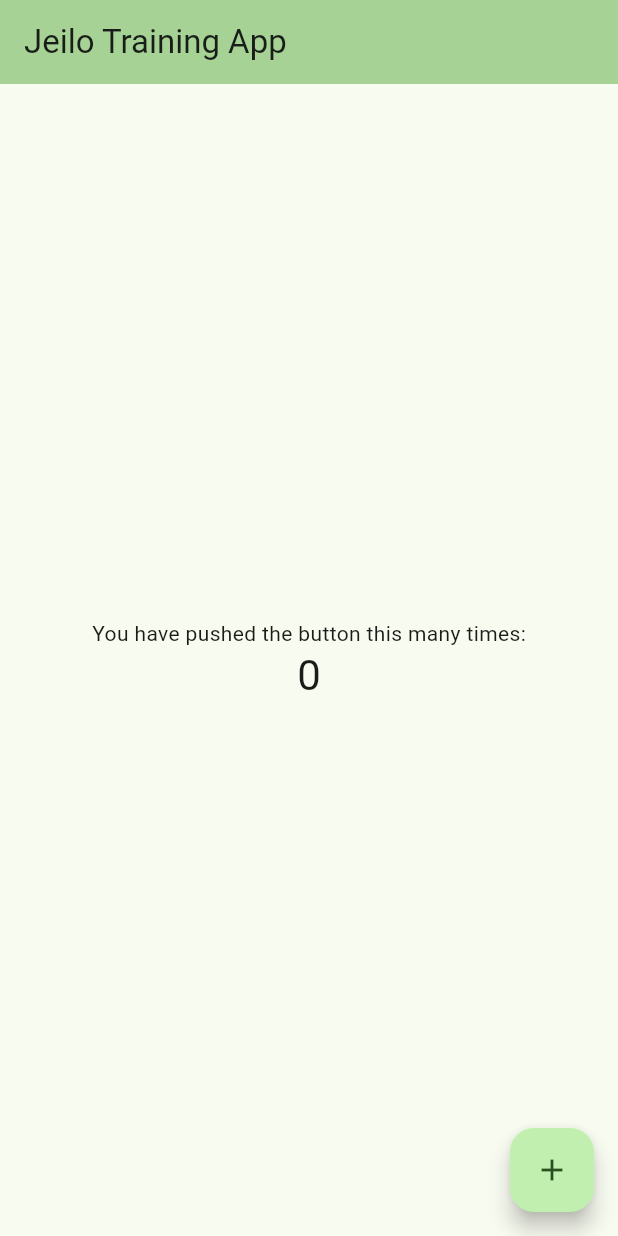
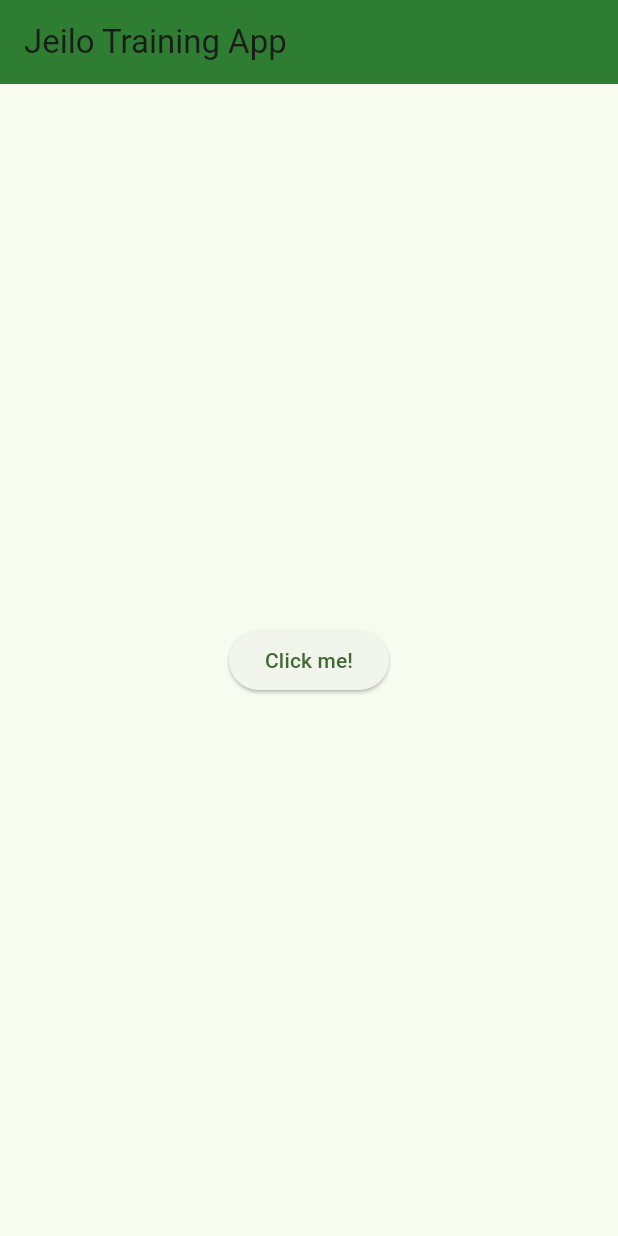
Before and after one commit to adedayo924/Flutter-App-Development-Training, a Flutter app: the screen it shows after launch, on a phone screen of 412 x 824 dp. Run offline on Flutter 3.47's test engine with Material 3 defaults, Android fonts, the phone set to English and light mode, and no system bars.

Commit message:
Introducing Scaffold, Appbar, Text, BackgroundColor and ElevatedButton

```diff
--- a/Beginner_Projects/hope_test_1/lib/main.dart
+++ b/Beginner_Projects/hope_test_1/lib/main.dart
@@ -19,95 +19,29 @@ class MyApp extends StatelessWidget {
         ),
         useMaterial3: true,
       ),
-      home: const MyHomePage(title: 'Jeilo Training App'),
+      home: const MyHomePage(),
     );
   }
 }
 
-class MyHomePage extends StatefulWidget {
-  const MyHomePage({super.key, required this.title});
-
-  // This widget is the home page of your application. It is stateful, meaning
-  // that it has a State object (defined below) that contains fields that affect
-  // how it looks.
-
-  // This class is the configuration for the state. It holds the values (in this
-  // case the title) provided by the parent (in this case the App widget) and
-  // used by the build method of the State. Fields in a Widget subclass are
-  // always marked "final".
-
-  final String title;
-
-  @override
-  State<MyHomePage> createState() => _MyHomePageState();
-}
-
-class _MyHomePageState extends State<MyHomePage> {
-  int _counter = 0;
-
-  void _incrementCounter() {
-    setState(() {
-      // This call to setState tells the Flutter framework that something has
-      // changed in this State, which causes it to rerun the build method below
-      // so that the display can reflect the updated values. If we changed
-      // _counter without calling setState(), then the build method would not be
-      // called again, and so nothing would appear to happen.
-      _counter++;
-    });
-  }
+class MyHomePage extends StatelessWidget {
+  const MyHomePage({super.key});
 
   @override
   Widget build(BuildContext context) {
-    // This method is rerun every time setState is called, for instance as done
-    // by the _incrementCounter method above.
-    //
-    // The Flutter framework has been optimized to make rerunning build methods
-    // fast, so that you can just rebuild anything that needs updating rather
-    // than having to individually change instances of widgets.
     return Scaffold(
       appBar: AppBar(
-        // TRY THIS: Try changing the color here to a specific color (to
-        // Colors.amber, perhaps?) and trigger a hot reload to see the AppBar
-        // change color while the other colors stay the same.
-        backgroundColor: Theme.of(context).colorScheme.inversePrimary,
-        // Here we take the value from the MyHomePage object that was created by
-        // the App.build method, and use it to set our appbar title.
-        title: Text(widget.title),
+        title: const Text('Jeilo Training App'),
+        backgroundColor: Colors.green[800],
       ),
       body: Center(
-        // Center is a layout widget. It takes a single child and positions it
-        // in the middle of the parent.
-        child: Column(
-          // Column is also a layout widget. It takes a list of children and
-          // arranges them vertically. By default, it sizes itself to fit its
-          // children horizontally, and tries to be as tall as its parent.
-          //
-          // Column has various properties to control how it sizes itself and
-          // how it positions its children. Here we use mainAxisAlignment to
-          // center the children vertically; the main axis here is the vertical
-          // axis because Columns are vertical (the cross axis would be
-          // horizontal).
-          //
-          // TRY THIS: Invoke "debug painting" (choose the "Toggle Debug Paint"
-          // action in the IDE, or press "p" in the console), to see the
-          // wireframe for each widget.
-          mainAxisAlignment: MainAxisAlignment.center,
-          children: <Widget>[
-            const Text(
-              'You have pushed the button this many times:',
-            ),
-            Text(
-              '$_counter',
-              style: Theme.of(context).textTheme.headlineMedium,
-            ),
-          ],
+        child: ElevatedButton(
+          onPressed: () {
+            // Add your onPressed code here!
+          },
+          child: const Text('Click me!'),
         ),
       ),
-      floatingActionButton: FloatingActionButton(
-        onPressed: _incrementCounter,
-        tooltip: 'Increment',
-        child: const Icon(Icons.add),
-      ), // This trailing comma makes auto-formatting nicer for build methods.
     );
   }
 }
```
